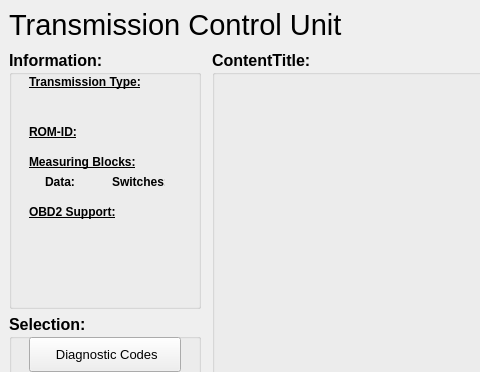
Above: ui/Transmission.ui from Comer352L/FreeSSM before the change; both pictures show x 0 to 480 and y 0 to 372 of the 801 by 598 pixel window. Below: the same form after it.
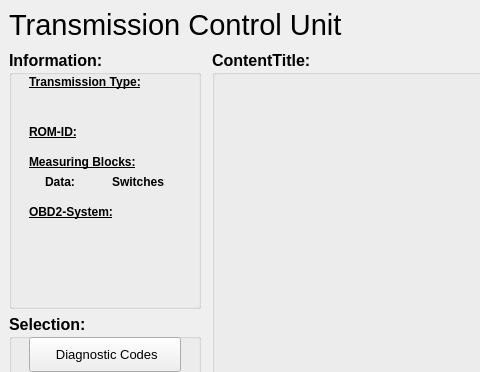
That is the form after the change. Icons and pictures are not drawn.

Commit message: Renamed SSMprotocol::hasOBD2() to hasOBD2system(), Changed translations an UI-element-names in Engine, Transmission

```diff
--- a/ui/Transmission.ui
+++ b/ui/Transmission.ui
@@ -148,7 +148,7 @@
         </font>
        </property>
        <property name="text" >
-        <string>OBD2 Support:</string>
+        <string>OBD2-System:</string>
        </property>
       </widget>
       <widget class="QLabel" name="nrofdatambstitle_label" >
```
Left out of the diff: 4 changed lines with no effect on the pictures. The commit also changes 7 other files.
